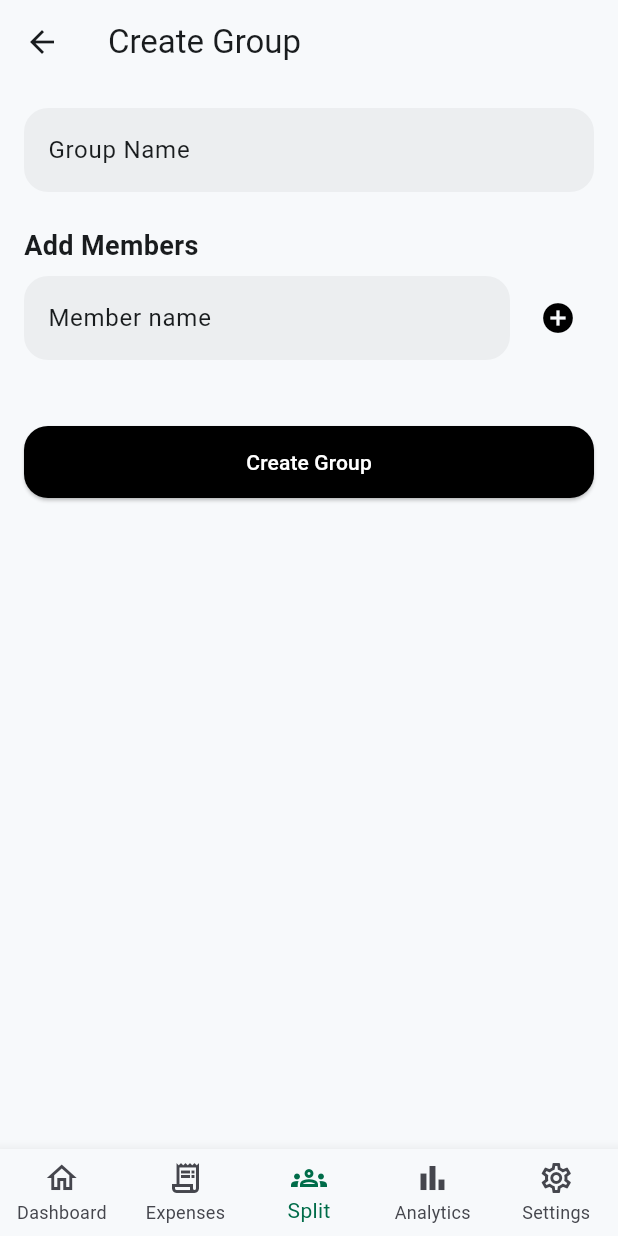
After one commit to angelrider-dev/money_mate, a Flutter app: the CreateGroupScreen screen opened by its route, in the side drawer, after a tap on the "add circle" icon, on a phone screen of 412 x 824 dp. The commit adds this screen. Run offline on Flutter 3.47's test engine with Material 3 defaults, Android fonts, the phone set to English and light mode, and no system bars; our stand-ins replace drift, flutter_riverpod, go_router; missing offline and left inert: encrypt; accounts and stored records are empty; generated files the repository leaves out were written again; Roboto replaces fonts that are missing (Manrope).

Commit message:
Add Bill Split screens: Groups List, Create Group, Group Details, Add Group Expense, Settle Up

```diff
--- a/lib/core/router/app_router.dart
+++ b/lib/core/router/app_router.dart
@@ -5,6 +5,11 @@ import '../../features/expenses/list/expense_list_screen.dart';
 import '../../features/expenses/add_edit/add_edit_expense_screen.dart';
 import '../../features/income/list/income_list_screen.dart';
 import '../../features/income/add_edit/add_edit_income_screen.dart';
+import '../../features/split/groups_list/groups_list_screen.dart';
+import '../../features/split/create_group/create_group_screen.dart';
+import '../../features/split/group_details/group_details_screen.dart';
+import '../../features/split/add_group_expense/add_group_expense_screen.dart';
+import '../../features/split/settle_up/settle_up_screen.dart';
 
 /// 5-tab bottom nav: Dashboard, Expenses, Split, Analytics, Settings.
 /// Everything else (Income, Savings, Budgets, Accounts, Recurring, Backup,
@@ -35,7 +40,37 @@ final appRouter = GoRouter(
             ),
           ],
         ),
-        // '/split', '/analytics', '/settings' routes added as those
+        GoRoute(
+          path: '/split',
+          builder: (context, state) => const GroupsListScreen(),
+          routes: [
+            GoRoute(
+              path: 'create',
+              builder: (context, state) => const CreateGroupScreen(),
+            ),
+            GoRoute(
+              path: ':id',
+              builder: (context, state) => GroupDetailsScreen(
+                groupId: int.parse(state.pathParameters['id']!),
+              ),
+              routes: [
+                GoRoute(
+                  path: 'add-expense',
+                  builder: (context, state) => AddGroupExpenseScreen(
+                    groupId: int.parse(state.pathParameters['id']!),
+                  ),
+                ),
+                GoRoute(
+                  path: 'settle-up',
+                  builder: (context, state) => SettleUpScreen(
+                    groupId: int.parse(state.pathParameters['id']!),
+                  ),
+                ),
+              ],
+            ),
+          ],
+        ),
+        // '/analytics', '/settings' routes added as those
         // features are built out in later phases.
         GoRoute(
           path: '/income',
--- /dev/null
+++ b/lib/features/split/create_group/create_group_screen.dart
@@ -0,0 +1,99 @@
+import 'package:flutter/material.dart';
+import 'package:flutter_riverpod/flutter_riverpod.dart';
+import '../../../core/theme/app_theme.dart';
+import '../../../data/providers/repository_providers.dart';
+
+class CreateGroupScreen extends ConsumerStatefulWidget {
+  const CreateGroupScreen({super.key});
+
+  @override
+  ConsumerState<CreateGroupScreen> createState() => _CreateGroupScreenState();
+}
+
+class _CreateGroupScreenState extends ConsumerState<CreateGroupScreen> {
+  final _nameController = TextEditingController();
+  final _memberNameController = TextEditingController();
+  final List<String> _pendingMemberNames = [];
+
+  @override
+  void dispose() {
+    _nameController.dispose();
+    _memberNameController.dispose();
+    super.dispose();
+  }
+
+  void _addMemberChip() {
+    final name = _memberNameController.text.trim();
+    if (name.isEmpty) return;
+    setState(() {
+      _pendingMemberNames.add(name);
+      _memberNameController.clear();
+    });
+  }
+
+  Future<void> _save() async {
+    if (_nameController.text.trim().isEmpty) {
+      ScaffoldMessenger.of(context)
+          .showSnackBar(const SnackBar(content: Text('Enter a group name')));
+      return;
+    }
+
+    final repo = ref.read(groupRepositoryProvider);
+    final groupId = await repo.createGroup(_nameController.text.trim());
+
+    for (final name in _pendingMemberNames) {
+      final memberId = await repo.addMember(name);
+      await repo.addMemberToGroup(groupId, memberId);
+    }
+
+    if (mounted) Navigator.of(context).pop();
+  }
+
+  @override
+  Widget build(BuildContext context) {
+    return Scaffold(
+      appBar: AppBar(title: const Text('Create Group')),
+      body: ListView(
+        padding: const EdgeInsets.all(16),
+        children: [
+          TextField(
+            controller: _nameController,
+            decoration: const InputDecoration(labelText: 'Group Name'),
+          ),
+          const SizedBox(height: 24),
+          Text('Add Members', style: AppTypography.titleMd),
+          const SizedBox(height: 8),
+          Row(
+            children: [
+              Expanded(
+                child: TextField(
+                  controller: _memberNameController,
+                  decoration: const InputDecoration(hintText: 'Member name'),
+                  onSubmitted: (_) => _addMemberChip(),
+                ),
+              ),
+              const SizedBox(width: 8),
+              IconButton(
+                icon: const Icon(Icons.add_circle, color: AppColors.primary),
+                onPressed: _addMemberChip,
+              ),
+            ],
+          ),
+          const SizedBox(height: 12),
+          Wrap(
+            spacing: 8,
+            runSpacing: 8,
+            children: _pendingMemberNames
+                .map((name) => Chip(
+                      label: Text(name),
+                      onDeleted: () => setState(() => _pendingMemberNames.remove(name)),
+                    ))
+                .toList(),
+          ),
+          const SizedBox(height: 32),
+          ElevatedButton(onPressed: _save, child: const Text('Create Group')),
+        ],
+      ),
+    );
+  }
+}
--- /dev/null
+++ b/lib/features/split/groups_list/groups_list_screen.dart
@@ -0,0 +1,119 @@
+import 'package:flutter/material.dart';
+import 'package:flutter_riverpod/flutter_riverpod.dart';
+import 'package:go_router/go_router.dart';
+import '../../../core/theme/app_theme.dart';
+import '../../../data/providers/repository_providers.dart';
+import '../../../data/local/database.dart';
+
+class GroupsListScreen extends ConsumerWidget {
+  const GroupsListScreen({super.key});
+
+  @override
+  Widget build(BuildContext context, WidgetRef ref) {
+    final groupsAsync = ref.watch(activeGroupsProvider);
+
+    return Scaffold(
+      appBar: AppBar(title: const Text('Your Groups')),
+      floatingActionButton: FloatingActionButton.extended(
+        backgroundColor: AppColors.primary,
+        onPressed: () => context.push('/split/create'),
+        icon: const Icon(Icons.group_add_outlined, color: AppColors.onPrimary),
+        label: const Text('Create Group', style: TextStyle(color: AppColors.onPrimary)),
+      ),
+      body: groupsAsync.when(
+        loading: () => const Center(child: CircularProgressIndicator()),
+        error: (err, _) => Center(child: Text('Error: $err')),
+        data: (groups) {
+          if (groups.isEmpty) {
+            return _EmptyState(onCreate: () => context.push('/split/create'));
+          }
+          return ListView.builder(
+            padding: const EdgeInsets.fromLTRB(16, 16, 16, 96),
+            itemCount: groups.length,
+            itemBuilder: (context, i) => _GroupCard(group: groups[i]),
+          );
+        },
+      ),
+    );
+  }
+}
+
+class _GroupCard extends ConsumerWidget {
+  final Group group;
+  const _GroupCard({required this.group});
+
+  @override
+  Widget build(BuildContext context, WidgetRef ref) {
+    final balancesAsync = ref.watch(groupBalancesProvider(group.id));
+
+    return Card(
+      margin: const EdgeInsets.only(bottom: 12),
+      child: InkWell(
+        borderRadius: BorderRadius.circular(AppRadius.xl),
+        onTap: () => context.push('/split/${group.id}'),
+        child: Padding(
+          padding: const EdgeInsets.all(16),
+          child: Row(
+            children: [
+              Expanded(
+                child: Column(
+                  crossAxisAlignment: CrossAxisAlignment.start,
+                  children: [
+                    Text(group.name, style: AppTypography.titleMd),
+                    const SizedBox(height: 4),
+                    balancesAsync.when(
+                      loading: () => const SizedBox(
+                          height: 14, width: 14, child: CircularProgressIndicator(strokeWidth: 2)),
+                      error: (e, _) => const Text('—'),
+                      data: (balances) {
+                        // "You" balance — assumes the current user's member row
+                        // is looked up elsewhere; for now show group net total.
+                        final net = balances.values.fold<double>(0, (s, v) => s + v.abs()) / 2;
+                        return Text(
+                          net == 0 ? 'Settled up' : 'Total activity: \$${net.toStringAsFixed(2)}',
+                          style: AppTypography.bodyMd
+                              .copyWith(color: AppColors.onSurfaceVariant),
+                        );
+                      },
+                    ),
+                  ],
+                ),
+              ),
+              const Icon(Icons.chevron_right, color: AppColors.outline),
+            ],
+          ),
+        ),
+      ),
+    );
+  }
+}
+
+class _EmptyState extends StatelessWidget {
+  final VoidCallback onCreate;
+  const _EmptyState({required this.onCreate});
+
+  @override
+  Widget build(BuildContext context) {
+    return Center(
+      child: Column(
+        mainAxisSize: MainAxisSize.min,
+        children: [
+          const Icon(Icons.groups_outlined, size: 64, color: AppColors.outline),
+          const SizedBox(height: 16),
+          Text('No groups yet', style: AppTypography.titleMd),
+          const SizedBox(height: 4),
+          Text(
+            'Create a group to start splitting bills with friends',
+            style: AppTypography.bodyMd.copyWith(color: AppColors.onSurfaceVariant),
+          ),
+          const SizedBox(height: 24),
+          ElevatedButton.icon(
+            onPressed: onCreate,
+            icon: const Icon(Icons.group_add_outlined),
+            label: const Text('Create Group'),
+          ),
+        ],
+      ),
+    );
+  }
+}
```
Also changed, not shown: lib/features/split/add_group_expense/add_group_expense_screen.dart (added, +230 -0 lines), lib/features/split/group_details/group_details_screen.dart (added, +135 -0 lines), lib/features/split/settle_up/settle_up_screen.dart (added, +109 -0 lines), 1 other file.
